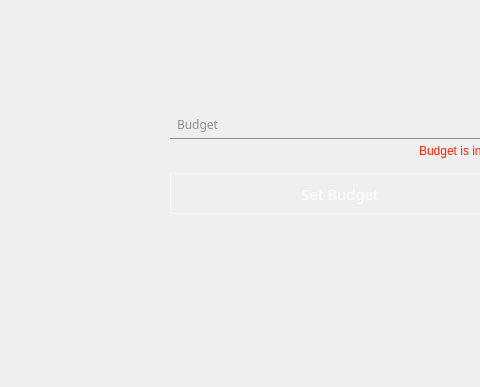
This is Views/Budget/BudgetView.ui in oleksandrmelnychenko/noltapp as Qt 5 draws it before an edit; both pictures show x 142 to 622 and y 0 to 387 of the 1294 by 600 pixel window. The edited form follows.
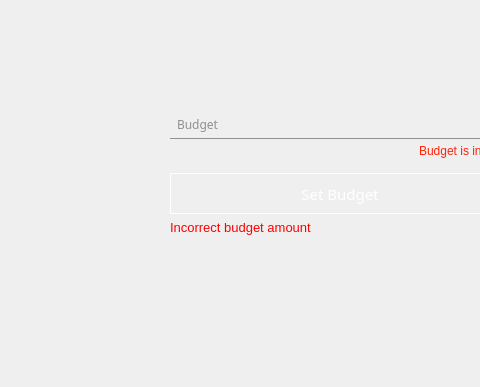
This is the edited form. Custom widgets are drawn as their Qt base class.

Commit message: Do budget view logic

Diff of the .ui file:
```diff
--- a/Views/Budget/BudgetView.ui
+++ b/Views/Budget/BudgetView.ui
@@ -213,6 +213,29 @@
      <string>Set Budget</string>
     </property>
    </widget>
+   <widget class="QLabel" name="lblIncorrectInput">
+    <property name="geometry">
+     <rect>
+      <x>10</x>
+      <y>134</y>
+      <width>141</width>
+      <height>16</height>
+     </rect>
+    </property>
+    <property name="font">
+     <font>
+      <family>Arial</family>
+      <pointsize>10</pointsize>
+     </font>
+    </property>
+    <property name="styleSheet">
+     <string notr="true">color:red;
+ opacity: 0;</string>
+    </property>
+    <property name="text">
+     <string>Incorrect budget amount</string>
+    </property>
+   </widget>
    <zorder>txtBudget</zorder>
    <zorder>lblBudget</zorder>
    <zorder>lblIncorrectBudget</zorder>
```
Left out of the diff: 1 changed line with no effect on the pictures. The commit also changes 7 other files.
